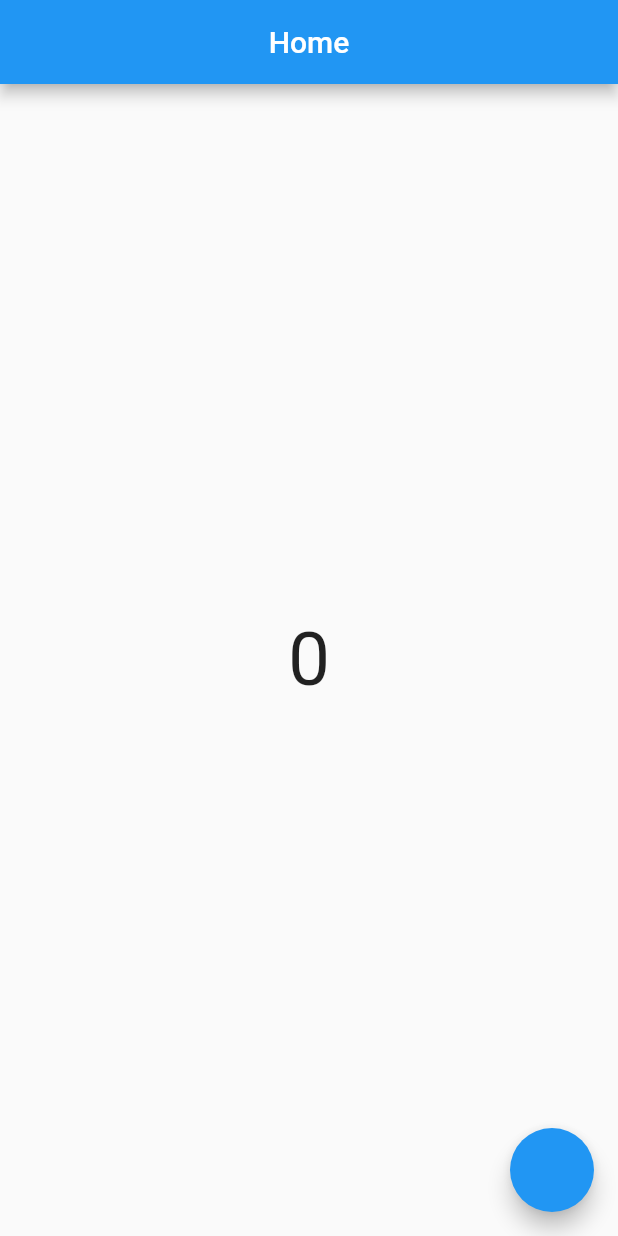
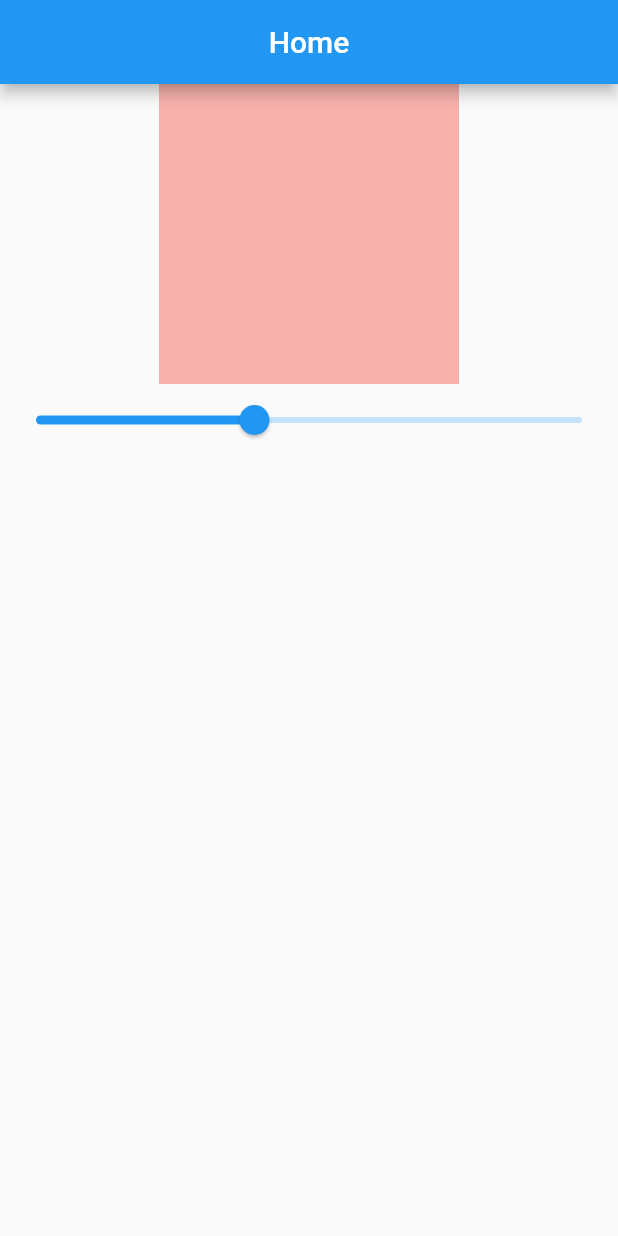
Before and after one commit to nirmal21332/get-x, a Flutter app: the screen it shows after launch, on a phone screen of 412 x 824 dp. Run offline on Flutter 3.47's test engine with Material 3 defaults, Android fonts, the phone set to English and light mode, and no system bars; our stand-ins replace get.

Commit message:
"Initial"

```diff
--- a/lib/counter_controller.dart
+++ /dev/null
@@ -1,9 +0,0 @@
-import 'package:get/get.dart';
-
-class CounterController extends GetxController{
-  RxInt count = 0.obs;
-void Increment(){
-  count.value++;
-  print(count.value);
-}
-}
--- a/lib/home_screen.dart
+++ b/lib/home_screen.dart
@@ -1,6 +1,6 @@
 import 'package:flutter/material.dart';
 import 'package:get/get.dart';
-import 'package:getx/counter_controller.dart';
+import 'package:getx/slider_controller.dart';
 import 'package:getx/screentwo.dart';
 
 class HomeScreen extends StatefulWidget {
@@ -11,25 +11,33 @@ class HomeScreen extends StatefulWidget {
 }
 
 class _HomeScreenState extends State<HomeScreen> {
-  final CounterController controller = Get.put(CounterController());
+  final SliderController controller = Get.put(SliderController());
+  double opacity = 0.5;
 
   @override
   Widget build(BuildContext context) {
-    print('Hello World');
     return Scaffold(
       appBar: AppBar(
         title: const Text('Home'),
         centerTitle: true,
       ),
-      body: Center(
-        child:Obx((){
-          return Text(controller.count.toString(),style: TextStyle(fontSize: 50),);
-        }),
-      ),
-      floatingActionButton: FloatingActionButton(
-        onPressed: (){
-          controller.Increment();
-        },
+      body: Column(
+        children: [
+          Obx(() {
+            return Container(
+              height: 200,
+              width: 200,
+              color: Colors.red.withOpacity(controller.opacity.value),
+            );
+          }),
+          Obx(() {
+            return Slider(
+                value: controller.opacity.value,
+                onChanged: (val) {
+                  controller.setOpacity(val);
+                });
+          }),
+        ],
       ),
     );
   }
--- /dev/null
+++ b/lib/slider_controller.dart
@@ -0,0 +1,10 @@
+import 'package:get/get.dart';
+import 'package:get/get_rx/get_rx.dart';
+
+class SliderController extends GetxController{
+ RxDouble opacity=.4.obs;
+ setOpacity(double value){
+   opacity.value=value;
+ }
+
+}
```
